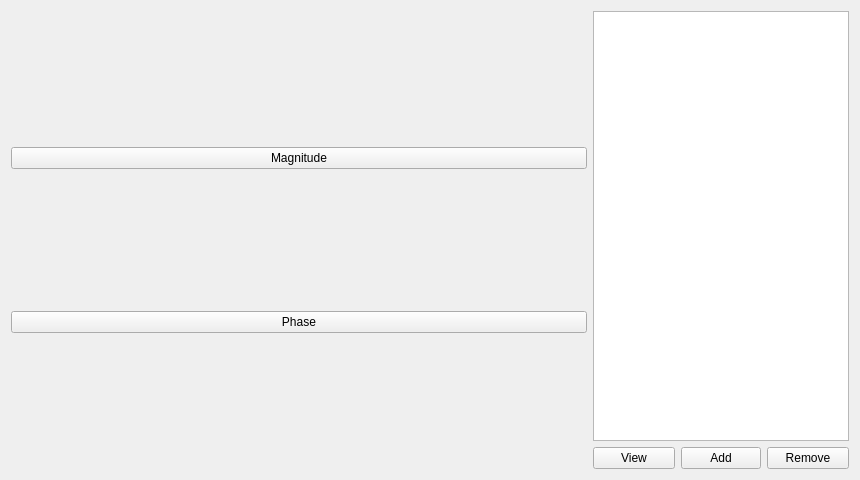
This is mainwindow.ui in mschwan/CuteBode as Qt 5 draws it before an edit. The edited form follows.
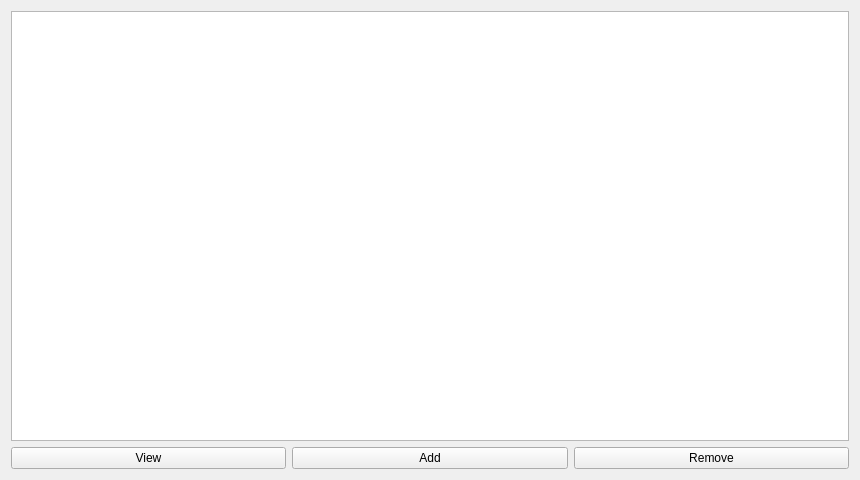
This is the edited form.

Commit message: added Plot class, new widget for displaying the plots

Patch:
```diff
--- a/mainwindow.ui
+++ b/mainwindow.ui
@@ -16,34 +16,7 @@
   <widget class="QWidget" name="centralWidget">
    <layout class="QHBoxLayout" name="horizontalLayout_2">
     <item>
-     <layout class="QVBoxLayout" name="layoutPlot">
-      <item>
-       <widget class="QPushButton" name="tbrMagnitude">
-        <property name="sizePolicy">
-         <sizepolicy hsizetype="MinimumExpanding" vsizetype="Fixed">
-          <horstretch>0</horstretch>
-          <verstretch>0</verstretch>
-         </sizepolicy>
-        </property>
-        <property name="text">
-         <string>Magnitude</string>
-        </property>
-       </widget>
-      </item>
-      <item>
-       <widget class="QPushButton" name="tbrPhase">
-        <property name="sizePolicy">
-         <sizepolicy hsizetype="MinimumExpanding" vsizetype="Fixed">
-          <horstretch>0</horstretch>
-          <verstretch>0</verstretch>
-         </sizepolicy>
-        </property>
-        <property name="text">
-         <string>Phase</string>
-        </property>
-       </widget>
-      </item>
-     </layout>
+     <layout class="QVBoxLayout" name="layoutPlot"/>
     </item>
     <item>
      <layout class="QVBoxLayout" name="layoutFunctions">
@@ -75,7 +48,7 @@
         <item>
          <widget class="QPushButton" name="buttonAdd">
           <property name="sizePolicy">
-           <sizepolicy hsizetype="Maximum" vsizetype="Fixed">
+           <sizepolicy hsizetype="Preferred" vsizetype="Fixed">
             <horstretch>0</horstretch>
             <verstretch>0</verstretch>
            </sizepolicy>
```
The commit also changes 4 other files.
